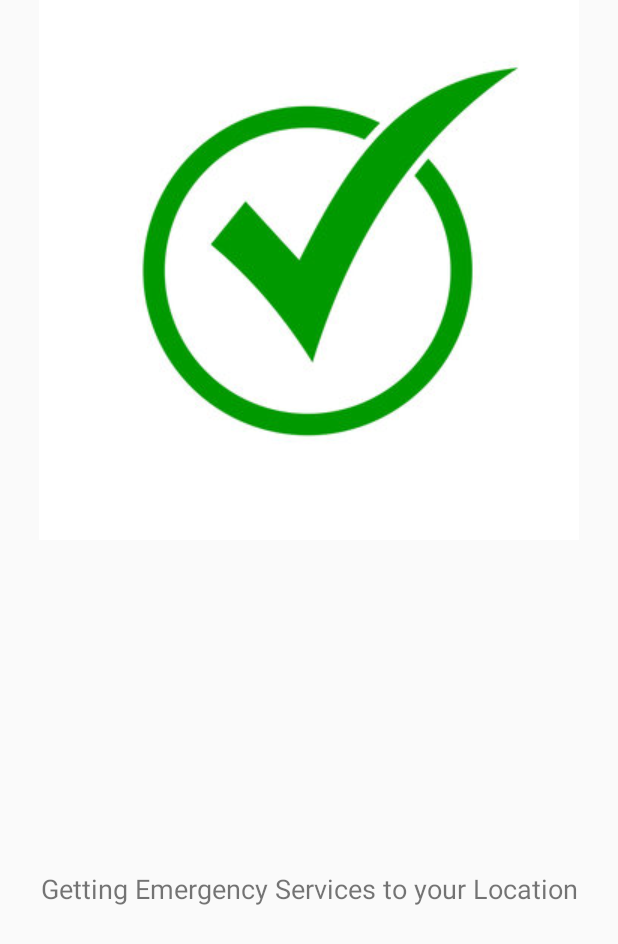
After one commit to ajithsuryathati01/VechileTurn, an Android app: the FinalScreen screen opened directly, with no data from a screen before it, on a phone screen of 412 x 824 dp. The commit adds this screen. Shown: the top 944 px of the screen. Run offline under Robolectric (Android 15) with nearby library versions, the phone set to English and light mode, and no system bars; our stand-ins replace Firebase (no records; nobody signed in at launch, a user with empty details on screens opened directly); network calls fail.

Commit message:
final errorless code

```diff
--- a/app/src/main/AndroidManifest.xml
+++ b/app/src/main/AndroidManifest.xml
@@ -2,7 +2,6 @@
 <manifest xmlns:android="http://schemas.android.com/apk/res/android"
     xmlns:tools="http://schemas.android.com/tools"
     package="uk.ac.tees.aad.W9506463">
-
     <!--
          The ACCESS_COARSE/FINE_LOCATION permissions are not required to use
          Google Maps Android API v2, but you must specify either coarse or fine
@@ -20,7 +19,7 @@
         android:supportsRtl="true"
         android:theme="@style/Theme.AppCompat.Light.NoActionBar"
         tools:ignore="GoogleAppIndexingWarning">
-
+        <activity android:name=".FinalScreen"></activity>
         <!--
              The API key for Google Maps-based APIs is defined as a string resource.
              (See the file "res/values/google_maps_api.xml").
@@ -33,7 +32,7 @@
             android:name="com.google.android.geo.API_KEY"
             android:value="AIzaSyDoRwKECDlPIHLmH1rWdpl_z_VXCwE0T5Q" />
 
-        <activity android:name=".MapsActivity"/>
+        <activity android:name=".MapsActivity" />
         <activity android:name=".Success" />
         <activity android:name=".Details" />
         <activity android:name=".allServices" />
--- a/app/src/main/java/uk/ac/tees/aad/W9506463/AddCar.java
+++ b/app/src/main/java/uk/ac/tees/aad/W9506463/AddCar.java
@@ -124,4 +124,10 @@ public class AddCar extends AppCompatActivity {
             }
         });
     }
+
+    @Override
+    public void onBackPressed() {
+        finishAffinity();
+        startActivity(new Intent(getApplicationContext(),Services.class));
+    }
 }
--- a/app/src/main/java/uk/ac/tees/aad/W9506463/Details.java
+++ b/app/src/main/java/uk/ac/tees/aad/W9506463/Details.java
@@ -178,4 +178,10 @@ public class Details extends AppCompatActivity implements  AdapterView.OnItemSel
         brand.setText(c.getCarBrand());
 
     }
+
+    @Override
+    public void onBackPressed() {
+        finishAffinity();
+        startActivity(new Intent(getApplicationContext(),Services.class));
+    }
 }
--- /dev/null
+++ b/app/src/main/java/uk/ac/tees/aad/W9506463/Emergency.java
@@ -0,0 +1,41 @@
+package uk.ac.tees.aad.W9506463;
+
+public class Emergency {
+
+    double latitude;
+    double longitude;
+    String date;
+
+    public Emergency(double latitude, double longitude, String date) {
+        this.latitude = latitude;
+        this.longitude = longitude;
+        this.date = date;
+    }
+
+    public Emergency() {
+    }
+
+    public double getLatitude() {
+        return latitude;
+    }
+
+    public void setLatitude(double latitude) {
+        this.latitude = latitude;
+    }
+
+    public double getLongitude() {
+        return longitude;
+    }
+
+    public void setLongitude(double longitude) {
+        this.longitude = longitude;
+    }
+
+    public String getDate() {
+        return date;
+    }
+
+    public void setDate(String date) {
+        this.date = date;
+    }
+}
--- a/app/src/main/java/uk/ac/tees/aad/W9506463/EmergencyServices.java
+++ b/app/src/main/java/uk/ac/tees/aad/W9506463/EmergencyServices.java
@@ -61,4 +61,10 @@ public class EmergencyServices extends AppCompatActivity {
                     }
                 });
     }
+
+    @Override
+    public void onBackPressed() {
+        finishAffinity();
+        startActivity(new Intent(getApplicationContext(),Services.class));
+    }
 }
--- /dev/null
+++ b/app/src/main/java/uk/ac/tees/aad/W9506463/FinalScreen.java
@@ -0,0 +1,56 @@
+package uk.ac.tees.aad.W9506463;
+
+import androidx.annotation.NonNull;
+import androidx.appcompat.app.AppCompatActivity;
+
+import android.content.Intent;
+import android.os.Bundle;
+import android.widget.Toast;
+
+import com.google.android.gms.tasks.OnFailureListener;
+import com.google.android.gms.tasks.OnSuccessListener;
+import com.google.firebase.auth.FirebaseAuth;
+import com.google.firebase.auth.FirebaseUser;
+import com.google.firebase.database.DatabaseReference;
+import com.google.firebase.database.FirebaseDatabase;
+
+import java.util.Calendar;
+import java.util.Date;
+
+public class FinalScreen extends AppCompatActivity {
+
+    @Override
+    protected void onCreate(Bundle savedInstanceState) {
+        super.onCreate(savedInstanceState);
+        setContentView(R.layout.activity_final_screen);
+        FirebaseUser firebaseUser= FirebaseAuth.getInstance().getCurrentUser();
+        DatabaseReference myRef = FirebaseDatabase.getInstance().getReference("Emergency");
+        Date dt = new Date();
+        Calendar c = Calendar.getInstance();
+        c.setTime(dt);
+        String ldt = c.getTime().toString();
+
+        Emergency emer = new Emergency(getIntent().getDoubleExtra("latitude",0),getIntent().getDoubleExtra("longitude",0),ldt);
+
+
+        myRef.child(firebaseUser.getUid()).child(emer.getDate()).setValue(emer).addOnSuccessListener(new OnSuccessListener<Void>() {
+            @Override
+            public void onSuccess(Void aVoid) {
+                Toast.makeText(getApplicationContext(),"Requested Service",Toast.LENGTH_LONG).show();
+
+            }
+        }).addOnFailureListener(new OnFailureListener() {
+            @Override
+            public void onFailure(@NonNull Exception e) {
+                Toast.makeText(getApplicationContext(),"Failed to request, check connection",Toast.LENGTH_LONG).show();
+            }
+        });
+    }
+
+
+    @Override
+    public void onBackPressed() {
+        finishAffinity();
+        startActivity(new Intent(getApplicationContext(),Services.class));
+    }
+}
--- a/app/src/main/java/uk/ac/tees/aad/W9506463/Success.java
+++ b/app/src/main/java/uk/ac/tees/aad/W9506463/Success.java
@@ -48,4 +48,9 @@ public class Success extends AppCompatActivity {
             }
         });
     }
+    @Override
+    public void onBackPressed() {
+        finishAffinity();
+        startActivity(new Intent(getApplicationContext(),Services.class));
+    }
 }
--- a/app/src/main/java/uk/ac/tees/aad/W9506463/allServices.java
+++ b/app/src/main/java/uk/ac/tees/aad/W9506463/allServices.java
@@ -43,4 +43,9 @@ public class allServices extends AppCompatActivity {
             }
         });
     }
+    @Override
+    public void onBackPressed() {
+        finishAffinity();
+        startActivity(new Intent(getApplicationContext(),Services.class));
+    }
 }
--- /dev/null
+++ b/app/src/main/res/layout/activity_final_screen.xml
@@ -0,0 +1,28 @@
+<?xml version="1.0" encoding="utf-8"?>
+<androidx.constraintlayout.widget.ConstraintLayout xmlns:android="http://schemas.android.com/apk/res/android"
+    xmlns:app="http://schemas.android.com/apk/res-auto"
+    xmlns:tools="http://schemas.android.com/tools"
+    android:layout_width="match_parent"
+    android:layout_height="match_parent"
+    tools:context=".FinalScreen">
+
+    <ImageView
+        android:id="@+id/imageView9"
+        android:layout_width="0dp"
+        android:layout_height="wrap_content"
+        app:layout_constraintEnd_toEndOf="parent"
+        app:layout_constraintStart_toStartOf="parent"
+        app:layout_constraintTop_toTopOf="parent"
+        app:srcCompat="@drawable/right" />
+
+    <TextView
+        android:id="@+id/finalmsgSrtring"
+        android:layout_width="wrap_content"
+        android:layout_height="wrap_content"
+        android:text="@string/getting_emergency_services_to_your_location"
+        android:textSize="18sp"
+        app:layout_constraintBottom_toBottomOf="parent"
+        app:layout_constraintEnd_toEndOf="parent"
+        app:layout_constraintStart_toStartOf="parent"
+        app:layout_constraintTop_toBottomOf="@+id/imageView9" />
+</androidx.constraintlayout.widget.ConstraintLayout>
--- a/app/src/main/res/layout/activity_maps.xml
+++ b/app/src/main/res/layout/activity_maps.xml
@@ -22,7 +22,7 @@
         android:layout_width="0dp"
         android:layout_height="wrap_content"
         android:background="@android:color/holo_orange_light"
-        android:text="Get Emergency Service"
+        android:text="@string/get_emergency_service"
         android:textColor="@android:color/white"
         app:layout_constraintBottom_toBottomOf="@+id/map"
         app:layout_constraintEnd_toEndOf="parent"
--- a/app/src/main/res/values/strings.xml
+++ b/app/src/main/res/values/strings.xml
@@ -33,4 +33,6 @@
     <string name="tommorow">tommorow</string>
     <string name="textview">TextView</string>
     <string name="title_activity_maps">Map</string>
+    <string name="get_emergency_service">Get Emergency Service</string>
+    <string name="getting_emergency_services_to_your_location">Getting Emergency Services to your Location</string>
 </resources>
```
Also changed, not shown: app/src/main/java/uk/ac/tees/aad/W9506463/MainActivity.java (+6 -2 lines), app/src/main/java/uk/ac/tees/aad/W9506463/MapsActivity.java (+19 -9 lines), app/src/main/java/uk/ac/tees/aad/W9506463/Register.java (+7 -0 lines).
